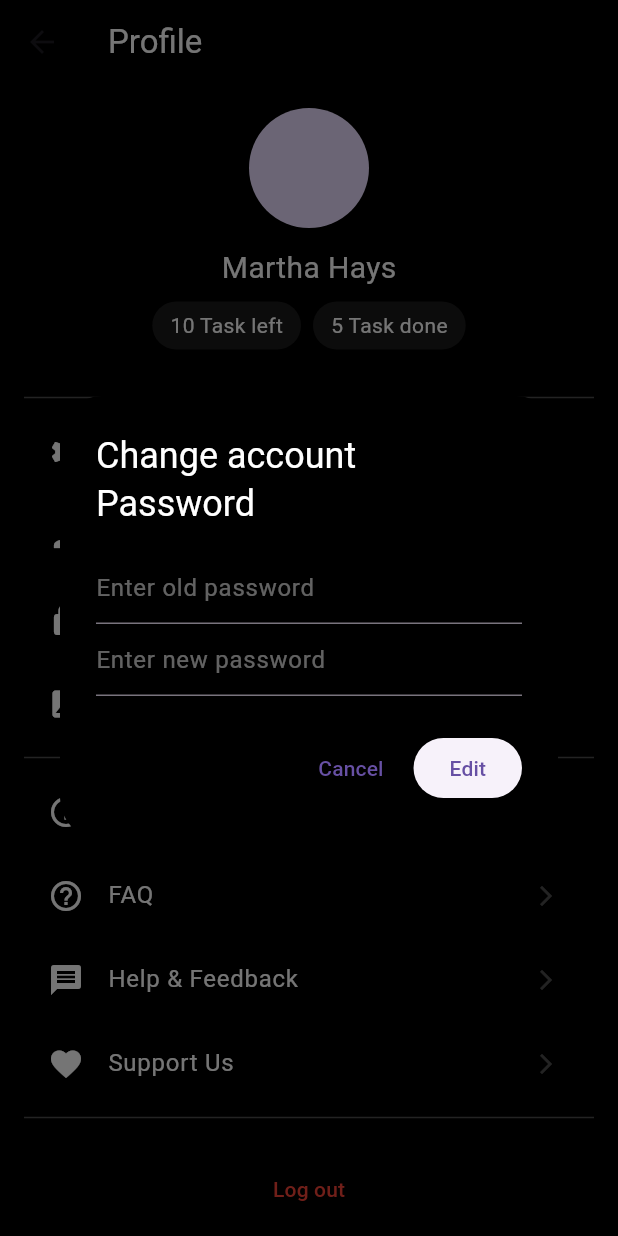
After one commit to Hacettepe-ArGe/aigenda_mobile, a Flutter app: the ProfileScreen screen opened directly, after a tap on "Change account password", on a phone screen of 412 x 824 dp. The commit adds this screen. Run offline on Flutter 3.47's test engine with Material 3 defaults, Android fonts, the phone set to English and light mode, and no system bars; our stand-ins replace cloud_firestore, firebase_auth, firebase_core; accounts and stored records are empty.

Commit message:
Add files via upload
güncellenmiş

```diff
--- a/lib/screens/login_screen.dart
+++ b/lib/screens/login_screen.dart
@@ -1,5 +1,6 @@
 import 'package:flutter/material.dart';
 import 'home_screen.dart';
+import 'main_screen.dart';
 
 class LoginScreen extends StatefulWidget {
   const LoginScreen({super.key});
@@ -95,7 +96,7 @@ class _LoginScreenState extends State<LoginScreen> {
               onPressed: () {
                 Navigator.pushReplacement(
                   context,
-                  MaterialPageRoute(builder: (_) => const HomeScreen()),
+                  MaterialPageRoute(builder: (_) => const MainScreen()),
                 );
               },
               child: const Text('Login'),
--- a/lib/screens/onboarding_screen.dart
+++ b/lib/screens/onboarding_screen.dart
@@ -16,17 +16,17 @@ class _OnboardingScreenState extends State<OnboardingScreen> {
     {
       'title': 'Manage your tasks',
       'desc': 'You can easily manage all of your daily tasks in AIGenda for free.',
-      'image': 'assets/images/asset_manage_tasks.png',
+      'image': 'lib/assets/onboarding_image1.png',
     },
     {
       'title': 'Create daily routine',
       'desc': 'Create your personalized routine to stay productive.',
-      'image': 'assets/images/asset_create_routine.png',
+      'image': 'lib/assets/onboarding_image2.png',
     },
     {
       'title': 'Organize your tasks',
       'desc': 'Organize your tasks by adding them into categories.',
-      'image': 'assets/images/asset_organize_tasks.png',
+      'image': 'lib/assets/onboarding_image3.png',
     },
   ];
 
--- /dev/null
+++ b/lib/screens/profile_screen.dart
@@ -0,0 +1,206 @@
+import 'package:flutter/material.dart';
+
+class ProfileScreen extends StatefulWidget {
+  const ProfileScreen({super.key});
+
+  @override
+  State<ProfileScreen> createState() => _ProfileScreenState();
+}
+
+class _ProfileScreenState extends State<ProfileScreen> {
+  String userName = "Martha Hays";
+  int tasksLeft = 10;
+  int tasksDone = 5;
+  ImageProvider avatar = const AssetImage('assets/images/profile_placeholder.png');
+
+  void _changeName() {
+    showDialog(
+      context: context,
+      builder: (_) {
+        final controller = TextEditingController(text: userName);
+        return AlertDialog(
+          backgroundColor: Colors.black,
+          title: const Text("Change account name", style: TextStyle(color: Colors.white)),
+          content: TextField(
+            controller: controller,
+            style: const TextStyle(color: Colors.white),
+            decoration: const InputDecoration(
+              hintText: "Enter new name",
+              hintStyle: TextStyle(color: Colors.white38),
+              enabledBorder: UnderlineInputBorder(borderSide: BorderSide(color: Colors.white30)),
+              focusedBorder: UnderlineInputBorder(borderSide: BorderSide(color: Colors.white)),
+            ),
+          ),
+          actions: [
+            TextButton(onPressed: () => Navigator.pop(context), child: const Text("Cancel")),
+            ElevatedButton(
+              onPressed: () {
+                setState(() => userName = controller.text);
+                Navigator.pop(context);
+              },
+              child: const Text("Edit"),
+            )
+          ],
+        );
+      },
+    );
+  }
+
+  void _changePassword() {
+    showDialog(
+      context: context,
+      builder: (_) {
+        final oldPass = TextEditingController();
+        final newPass = TextEditingController();
+        return AlertDialog(
+          backgroundColor: Colors.black,
+          title: const Text("Change account Password", style: TextStyle(color: Colors.white)),
+          content: Column(
+            mainAxisSize: MainAxisSize.min,
+            children: [
+              TextField(
+                controller: oldPass,
+                obscureText: true,
+                style: const TextStyle(color: Colors.white),
+                decoration: const InputDecoration(
+                  hintText: "Enter old password",
+                  hintStyle: TextStyle(color: Colors.white38),
+                ),
+              ),
+              TextField(
+                controller: newPass,
+                obscureText: true,
+                style: const TextStyle(color: Colors.white),
+                decoration: const InputDecoration(
+                  hintText: "Enter new password",
+                  hintStyle: TextStyle(color: Colors.white38),
+                ),
+              ),
+            ],
+          ),
+          actions: [
+            TextButton(onPressed: () => Navigator.pop(context), child: const Text("Cancel")),
+            ElevatedButton(onPressed: () => Navigator.pop(context), child: const Text("Edit")),
+          ],
+        );
+      },
+    );
+  }
+
+  void _changeAvatar() {
+    showModalBottomSheet(
+      context: context,
+      backgroundColor: Colors.black,
+      builder: (_) {
+        return Column(
+          mainAxisSize: MainAxisSize.min,
+          children: [
+            ListTile(
+              title: const Text("Take Picture", style: TextStyle(color: Colors.white)),
+              onTap: () {
+                // Handle camera
+                Navigator.pop(context);
+              },
+            ),
+            ListTile(
+              title: const Text("Import from Gallery", style: TextStyle(color: Colors.white)),
+              onTap: () {
+                // Handle gallery
+                Navigator.pop(context);
+              },
+            ),
+            ListTile(
+              title: const Text("Import from Google Drive", style: TextStyle(color: Colors.white)),
+              onTap: () {
+                // Handle drive
+                Navigator.pop(context);
+              },
+            ),
+          ],
+        );
+      },
+    );
+  }
+
+  Widget _buildTile(String title, IconData icon, VoidCallback onTap) {
+    return ListTile(
+      leading: Icon(icon, color: Colors.white),
+      title: Text(title, style: const TextStyle(color: Colors.white)),
+      trailing: const Icon(Icons.arrow_forward_ios, color: Colors.white30, size: 16),
+      onTap: onTap,
+    );
+  }
+
+  @override
+  Widget build(BuildContext context) {
+    return Scaffold(
+      backgroundColor: Colors.black,
+      appBar: AppBar(title: const Text("Profile", style: TextStyle(color: Colors.white)), backgroundColor: Colors.black),
+      body: SingleChildScrollView(
+        padding: const EdgeInsets.all(16),
+        child: Column(
+          children: [
+            /// Profile Info
+            Column(
+              children: [
+                GestureDetector(
+                  onTap: _changeAvatar,
+                  child: CircleAvatar(
+                    radius: 40,
+                    backgroundImage: avatar,
+                  ),
+                ),
+                const SizedBox(height: 12),
+                Text(userName, style: const TextStyle(color: Colors.white, fontSize: 20)),
+                const SizedBox(height: 8),
+                Row(
+                  mainAxisAlignment: MainAxisAlignment.center,
+                  children: [
+                    _statChip("$tasksLeft Task left"),
+                    const SizedBox(width: 8),
+                    _statChip("$tasksDone Task done"),
+                  ],
+                ),
+              ],
+            ),
+
+            const SizedBox(height: 24),
+            const Divider(color: Colors.white30),
+
+            /// Settings
+            _buildTile("App Settings", Icons.settings, () {}),
+            _buildTile("Change account name", Icons.person, _changeName),
+            _buildTile("Change account password", Icons.lock, _changePassword),
+            _buildTile("Change account image", Icons.image, _changeAvatar),
+
+            const Divider(color: Colors.white30),
+
+            /// Info
+            _buildTile("About Us", Icons.info_outline, () {}),
+            _buildTile("FAQ", Icons.help_outline, () {}),
+            _buildTile("Help & Feedback", Icons.message, () {}),
+            _buildTile("Support Us", Icons.favorite, () {}),
+
+            const Divider(color: Colors.white30),
+            const SizedBox(height: 16),
+            TextButton(
+              onPressed: () {}, // TODO: implement logout
+              child: const Text("Log out", style: TextStyle(color: Colors.red)),
+            )
+          ],
+        ),
+      ),
+    );
+  }
+
+  Widget _statChip(String label) {
+    return Container(
+      padding: const EdgeInsets.symmetric(horizontal: 12, vertical: 6),
+      decoration: BoxDecoration(
+        color: Colors.white10,
+        borderRadius: BorderRadius.circular(20),
+      ),
+      child: Text(label, style: const TextStyle(color: Colors.white)),
+    );
+  }
+}
--- a/lib/screens/splash_screen.dart
+++ b/lib/screens/splash_screen.dart
@@ -12,7 +12,7 @@ class _SplashScreenState extends State<SplashScreen> {
   @override
   void initState() {
     super.initState();
-    Future.delayed(const Duration(seconds: 2), () {
+    Future.delayed(const Duration(seconds: 5), () {
       Navigator.pushReplacement(
         context,
         MaterialPageRoute(builder: (_) => const OnboardingScreen()),
```
Also changed, not shown: lib/screens/calendar_screen.dart (added, +158 -0 lines), lib/screens/home_screen.dart (+1 -14 lines), lib/screens/main_screen.dart (added, +44 -0 lines), lib/screens/task_detail_screen.dart (+99 -0 lines).
